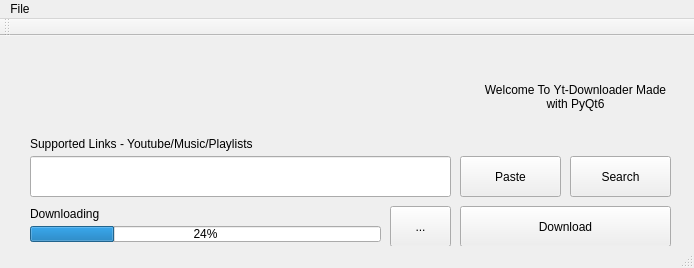
Above: frame.ui from GameoCoder/yt-downloader before the change. Below: the same form after it.
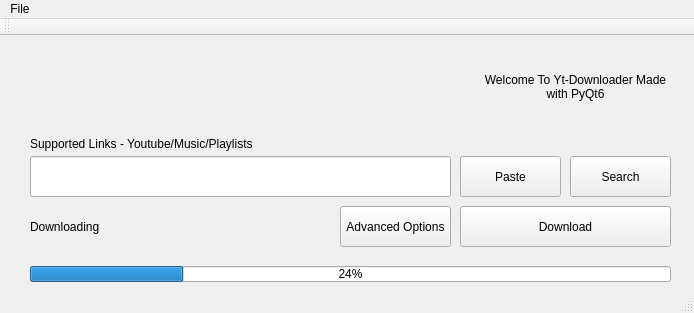
That is the form after the change.

Commit message: Added Advanced Window UI, UX is still broken.

```diff
--- a/frame.ui
+++ b/frame.ui
@@ -7,7 +7,7 @@
     <x>0</x>
     <y>0</y>
     <width>694</width>
-    <height>268</height>
+    <height>313</height>
    </rect>
   </property>
   <property name="windowTitle">
@@ -28,7 +28,7 @@
     <property name="geometry">
      <rect>
       <x>480</x>
-      <y>30</y>
+      <y>20</y>
       <width>191</width>
       <height>61</height>
      </rect>
@@ -76,8 +76,8 @@
     <property name="geometry">
      <rect>
       <x>30</x>
-      <y>190</y>
-      <width>351</width>
+      <y>230</y>
+      <width>641</width>
       <height>16</height>
      </rect>
     </property>
@@ -103,13 +103,19 @@
      <rect>
       <x>30</x>
       <y>170</y>
-      <width>421</width>
-      <height>16</height>
+      <width>301</width>
+      <height>41</height>
      </rect>
     </property>
     <property name="text">
      <string>Downloading</string>
     </property>
+    <property name="alignment">
+     <set>Qt::AlignmentFlag::AlignLeading|Qt::AlignmentFlag::AlignLeft|Qt::AlignmentFlag::AlignVCenter</set>
+    </property>
+    <property name="wordWrap">
+     <bool>true</bool>
+    </property>
    </widget>
    <widget class="QLabel" name="support_links">
     <property name="geometry">
@@ -127,14 +133,20 @@
    <widget class="QToolButton" name="toolButton">
     <property name="geometry">
      <rect>
-      <x>390</x>
+      <x>340</x>
       <y>170</y>
-      <width>61</width>
+      <width>111</width>
       <height>41</height>
      </rect>
     </property>
+    <property name="whatsThis">
+     <string>Advanced Options for downloading your current video or music</string>
+    </property>
+    <property name="layoutDirection">
+     <enum>Qt::LayoutDirection::LeftToRight</enum>
+    </property>
     <property name="text">
-     <string>...</string>
+     <string>Advanced Options</string>
     </property>
    </widget>
   </widget>
```
The commit also changes 3 other files.
